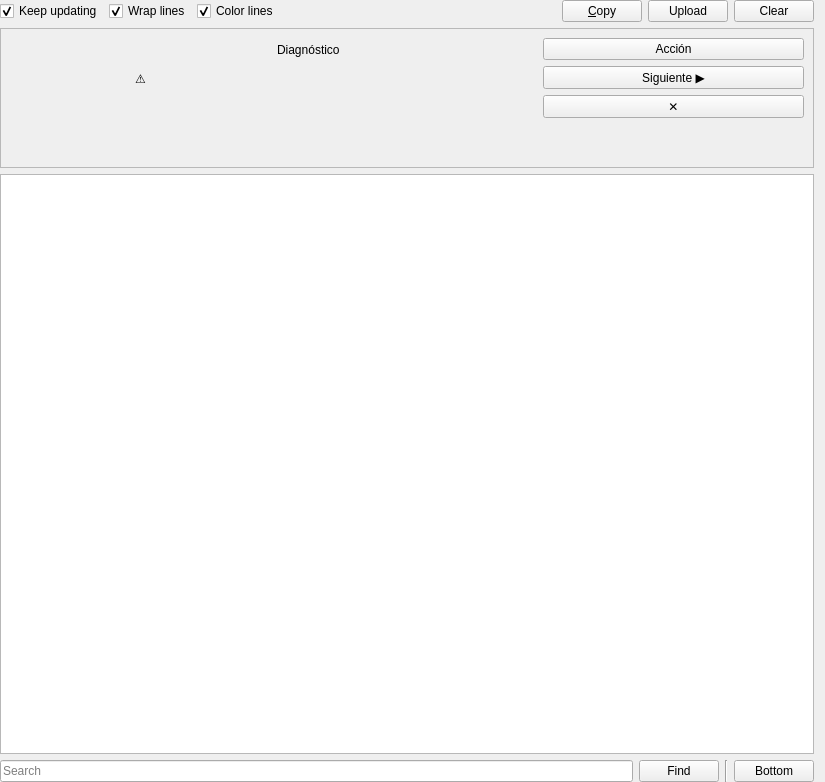
ElPibeCapo/BetelineyLauncher, file launcher/ui/pages/instance/LogPage.ui: the form before one commit.
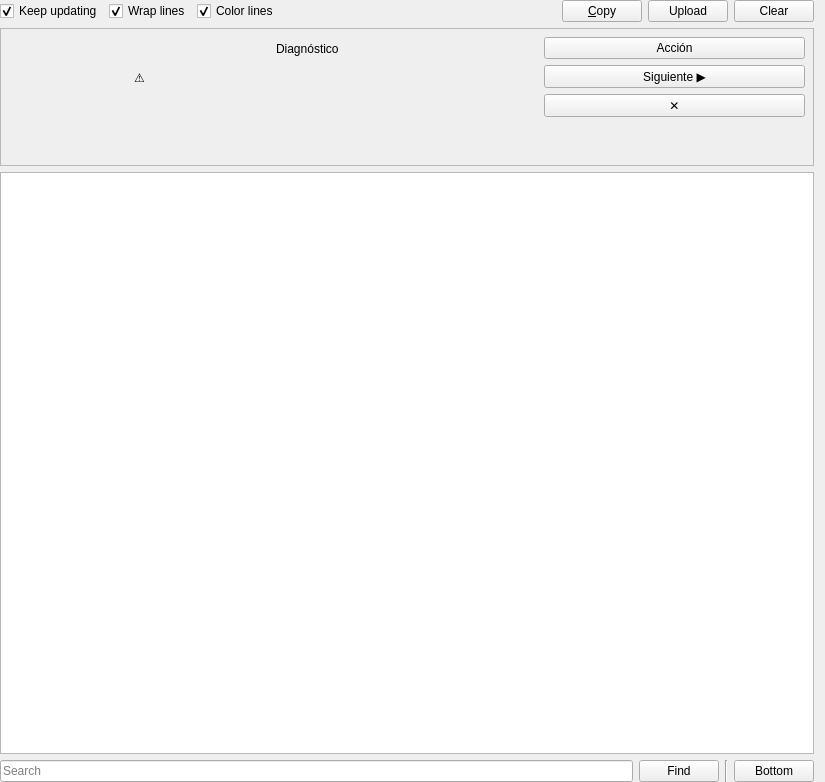
The form after the commit. Custom widgets are drawn as their Qt base class.

Diff of the .ui file:
```diff
--- a/launcher/ui/pages/instance/LogPage.ui
+++ b/launcher/ui/pages/instance/LogPage.ui
@@ -32,10 +32,16 @@
       <enum>QFrame::Raised</enum>
      </property>
      <layout class="QVBoxLayout" name="diagnosisLayout">
-      <property name="contentsMargins">
+      <property name="leftMargin">
        <number>8</number>
+      </property>
+      <property name="topMargin">
        <number>8</number>
+      </property>
+      <property name="rightMargin">
        <number>8</number>
+      </property>
+      <property name="bottomMargin">
        <number>8</number>
       </property>
       <item>
```
